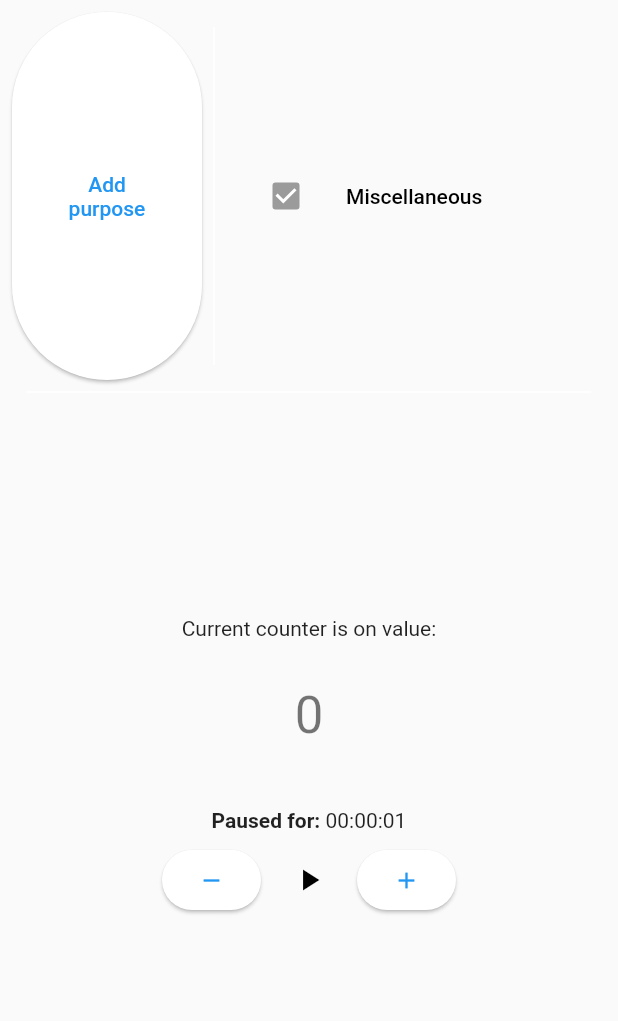
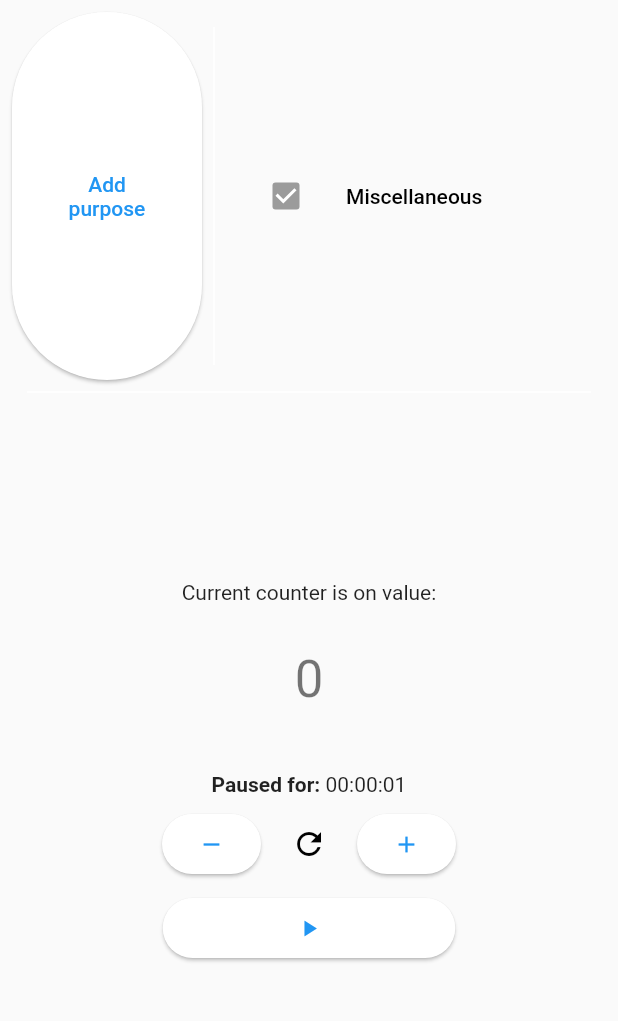
Before and after one commit to Jictyvoo/TallyCounterFlutter, a Flutter app: the TallyPage screen opened by its route, on a phone screen of 412 x 824 dp, the part 84-1105 px from its top. Run offline on Flutter 3.47's test engine with Material 2 defaults, Android fonts, the phone set to English and light mode, and no system bars; our stand-ins replace flutter_modular, isar, permission_handler; missing offline and left inert: filesystem_picker; accounts and stored records are empty; generated files the repository leaves out were written again.

Commit message:
:bellhop_bell: feat: Add `resetValue` button

```diff
--- a/lib/app/modules/tally_counter/pages/counter/counter_page.dart
+++ b/lib/app/modules/tally_counter/pages/counter/counter_page.dart
@@ -27,7 +27,7 @@ class _CounterPageState extends State<CounterPage> {
       mainAxisAlignment: MainAxisAlignment.center,
       children: [
         Text(
-          '${TallyCounterLocalizations.of(context).counterPausedFor }: ',
+          '${TallyCounterLocalizations.of(context).counterPausedFor}: ',
           style: const TextStyle(fontWeight: FontWeight.bold),
         ),
         PauseDurationTimerWidget(
@@ -43,8 +43,7 @@ class _CounterPageState extends State<CounterPage> {
       mainAxisSize: MainAxisSize.min,
       children: [
         Text(
-          TallyCounterLocalizations.of(context).counterValueLabel
-              ,
+          TallyCounterLocalizations.of(context).counterValueLabel,
         ),
         ConstrainedBox(
           constraints: const BoxConstraints(minWidth: 100, minHeight: 100),
@@ -78,6 +77,10 @@ class _CounterPageState extends State<CounterPage> {
         ),
         const SizedBox(height: 12),
         if (_store.isPaused) _buildPauseDuration(),
+        IntrinsicWidth(
+          child: Column(
+            crossAxisAlignment: CrossAxisAlignment.stretch,
+            children: [
               ButtonBar(
                 alignment: MainAxisAlignment.center,
                 mainAxisSize: MainAxisSize.max,
@@ -85,8 +88,8 @@ class _CounterPageState extends State<CounterPage> {
                   Hero(
                     tag: 'decrement_button@HERO',
                     child: Tooltip(
-                message:
-                    TallyCounterLocalizations.of(context).decrementTooltip ,
+                      message: TallyCounterLocalizations.of(context)
+                          .decrementTooltip,
                       child: ElevatedButton(
                         onPressed: () {
                           setState(() {
@@ -97,21 +100,22 @@ class _CounterPageState extends State<CounterPage> {
                       ),
                     ),
                   ),
-            IconButton(
+                  Tooltip(
+                    message: 'Reset',
+                    child: IconButton(
                       onPressed: () {
                         setState(() {
-                  _store.pause();
+                          _store.resetValue();
                         });
                       },
-              icon: _store.isPaused
-                  ? const Icon(Icons.play_arrow)
-                  : const Icon(Icons.pause),
+                      icon: const Icon(Icons.refresh),
+                    ),
                   ),
                   Hero(
                     tag: 'increment_button@HERO',
                     child: Tooltip(
-                message:
-                    TallyCounterLocalizations.of(context).incrementTooltip ,
+                      message: TallyCounterLocalizations.of(context)
+                          .incrementTooltip,
                       child: ElevatedButton(
                         onPressed: () {
                           setState(() {
@@ -124,6 +128,22 @@ class _CounterPageState extends State<CounterPage> {
                   )
                 ],
               ),
+              FractionallySizedBox(
+                widthFactor: 0.92,
+                child: ElevatedButton(
+                  child: _store.isPaused
+                      ? const Icon(Icons.play_arrow)
+                      : const Icon(Icons.pause),
+                  onPressed: () {
+                    setState(() {
+                      _store.pause();
+                    });
+                  },
+                ),
+              ),
+            ],
+          ),
+        ),
       ],
     );
   }
```
Also changed, not shown: lib/app/modules/tally_counter/pages/counter/counter_store.dart (+9 -3 lines). Lines whose indentation alone changed are shown as unchanged.
